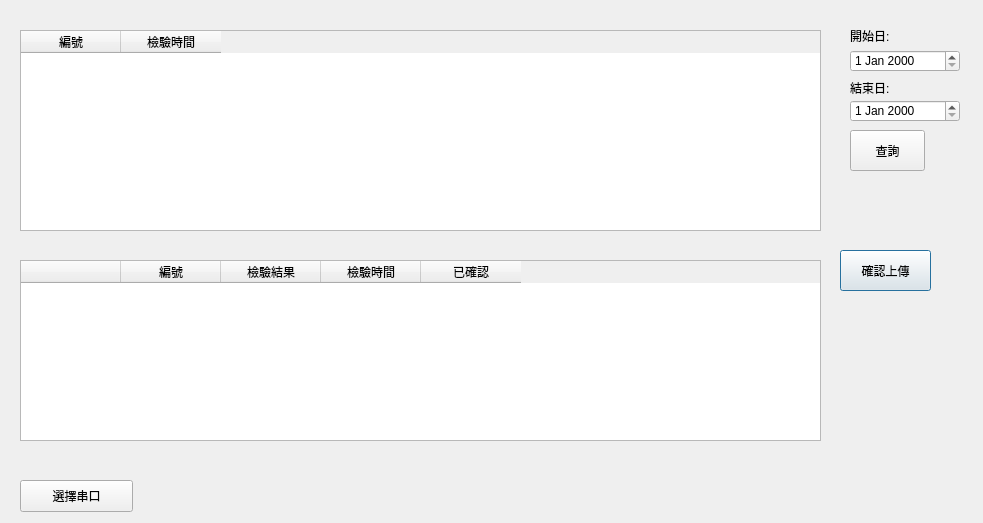
Above: libs/ui/main.ui from lukechu1997/nckuh_machine_connection before the change. Below: the same form after it.
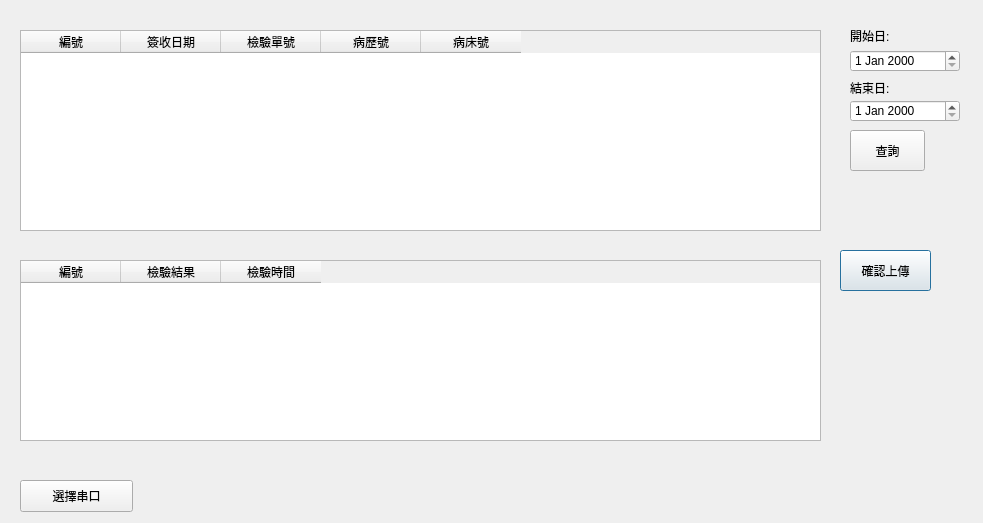
That is the form after the change.

```diff
--- a/libs/ui/main.ui
+++ b/libs/ui/main.ui
@@ -26,7 +26,7 @@
     <number>0</number>
    </property>
    <property name="columnCount">
-    <number>2</number>
+    <number>5</number>
    </property>
    <column>
     <property name="text">
@@ -35,7 +35,22 @@
    </column>
    <column>
     <property name="text">
-     <string>檢驗時間</string>
+     <string>簽收日期</string>
+    </property>
+   </column>
+   <column>
+    <property name="text">
+     <string>檢驗單號</string>
+    </property>
+   </column>
+   <column>
+    <property name="text">
+     <string>病歷號</string>
+    </property>
+   </column>
+   <column>
+    <property name="text">
+     <string>病床號</string>
     </property>
    </column>
   </widget>
@@ -129,11 +144,12 @@
      <height>181</height>
     </rect>
    </property>
-   <column>
-    <property name="text">
-     <string/>
-    </property>
-   </column>
+   <property name="editTriggers">
+    <set>QAbstractItemView::NoEditTriggers</set>
+   </property>
+   <property name="selectionBehavior">
+    <enum>QAbstractItemView::SelectRows</enum>
+   </property>
    <column>
     <property name="text">
      <string>編號</string>
@@ -149,11 +165,6 @@
      <string>檢驗時間</string>
     </property>
    </column>
-   <column>
-    <property name="text">
-     <string>已確認</string>
-    </property>
-   </column>
   </widget>
   <widget class="QPushButton" name="option">
    <property name="geometry">
```
Left out of the diff: 6 changed lines with no effect on the pictures.
